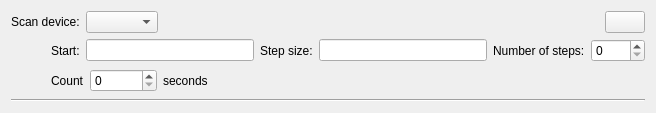
First picture: the form in lib/nicos/clients/gui/panels/cmdlets/scan.ui, repository mlz-ictrl/nicos, before the edit.
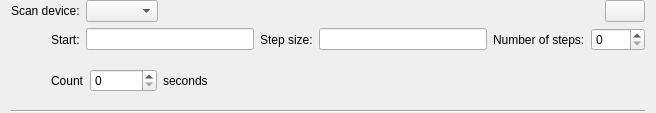
Second picture: the form after the edit. Icons and pictures are not drawn.

Commit message: command input: improve UI

What changed in the file:
```diff
--- a/lib/nicos/clients/gui/panels/cmdlets/scan.ui
+++ b/lib/nicos/clients/gui/panels/cmdlets/scan.ui
@@ -14,6 +14,12 @@
    <string>Form</string>
   </property>
   <layout class="QVBoxLayout" name="verticalLayout">
+   <property name="topMargin">
+    <number>0</number>
+   </property>
+   <property name="bottomMargin">
+    <number>0</number>
+   </property>
    <item>
     <layout class="QHBoxLayout" name="horizontalLayout">
      <item>
```
The commit also changes 4 other files.
